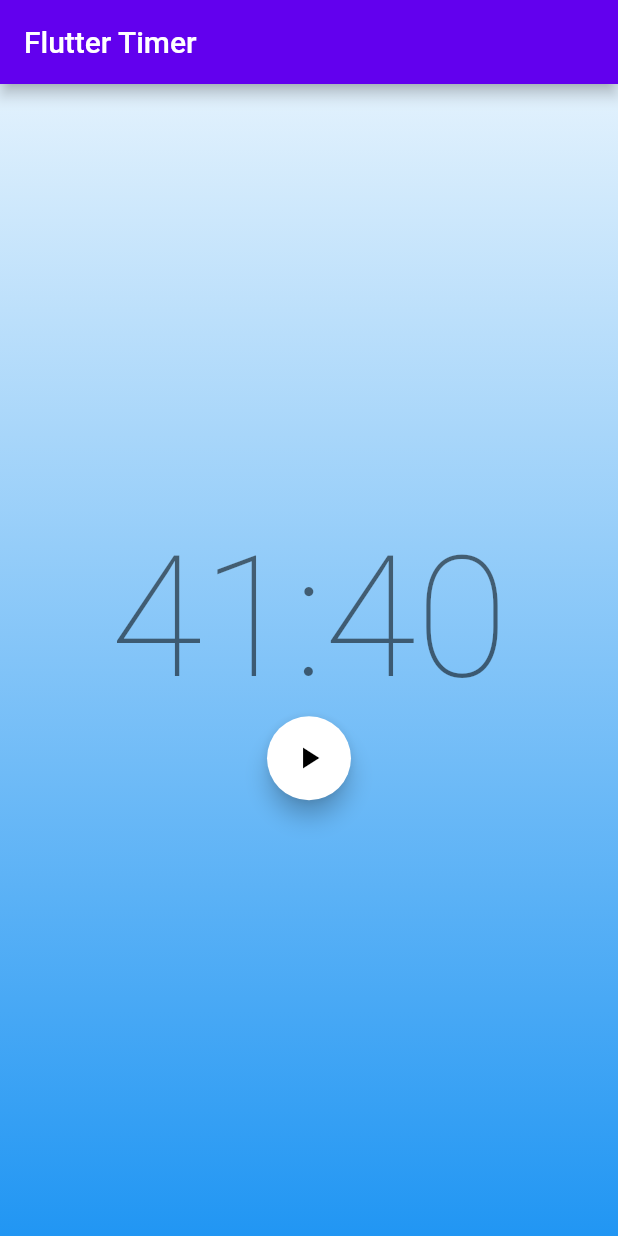
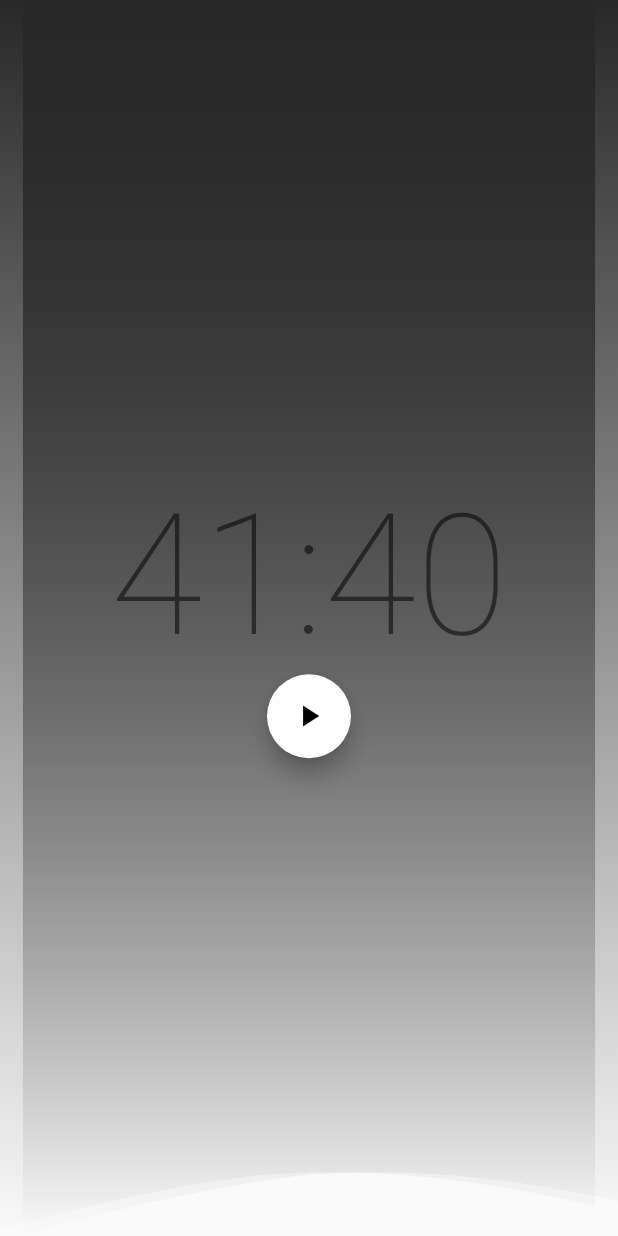
Before and after one commit to YadavGulshan/TimerApp, a Flutter app: the screen it shows after launch, on a phone screen of 412 x 824 dp. Run offline on Flutter 3.47's test engine with Material 2 defaults, Android fonts, the phone set to English and light mode, and no system bars; our stand-ins replace bloc, equatable, flutter_bloc.

Commit message:
Added some const

```diff
--- a/lib/src/timer/view/actions.dart
+++ b/lib/src/timer/view/actions.dart
@@ -14,7 +14,7 @@ class ActionButtons extends StatelessWidget {
           children: [
             if (state is TimerInitial) ...[
               FloatingActionButton(
-                child: Icon(Icons.play_arrow),
+                child: const Icon(Icons.play_arrow),
                 onPressed: () => context
                     .read<TimerBloc>()
                     .add(TimerStarted(duration: state.duration)),
@@ -22,28 +22,33 @@ class ActionButtons extends StatelessWidget {
             ],
             if (state is TimerRunInProgress) ...[
               FloatingActionButton(
-                child: Icon(Icons.pause),
-                onPressed: () => context.read<TimerBloc>().add(TimerPaused()),
+                child: const Icon(Icons.pause),
+                onPressed: () =>
+                    context.read<TimerBloc>().add(const TimerPaused()),
               ),
               FloatingActionButton(
-                child: Icon(Icons.replay),
-                onPressed: () => context.read<TimerBloc>().add(TimerReset()),
+                child: const Icon(Icons.replay),
+                onPressed: () =>
+                    context.read<TimerBloc>().add(const TimerReset()),
               ),
             ],
             if (state is TimerRunPause) ...[
               FloatingActionButton(
-                child: Icon(Icons.play_arrow),
-                onPressed: () => context.read<TimerBloc>().add(TimerResumed()),
+                child: const Icon(Icons.play_arrow),
+                onPressed: () =>
+                    context.read<TimerBloc>().add(const TimerResumed()),
               ),
               FloatingActionButton(
-                child: Icon(Icons.replay),
-                onPressed: () => context.read<TimerBloc>().add(TimerReset()),
+                child: const Icon(Icons.replay),
+                onPressed: () =>
+                    context.read<TimerBloc>().add(const TimerReset()),
               ),
             ],
             if (state is TimerRunComplete) ...[
               FloatingActionButton(
-                child: Icon(Icons.replay),
-                onPressed: () => context.read<TimerBloc>().add(TimerReset()),
+                child: const Icon(Icons.replay),
+                onPressed: () =>
+                    context.read<TimerBloc>().add(const TimerReset()),
               ),
             ]
           ],
--- /dev/null
+++ b/lib/src/timer/view/animation/animation.dart
@@ -0,0 +1,2 @@
+export 'tools/wave.dart';
+export 'tools/animation.dart';
--- /dev/null
+++ b/lib/src/timer/view/animation/tools/animation.dart
@@ -0,0 +1,42 @@
+import 'package:flutter/material.dart';
+import 'package:timer/src/timer/view/background.dart';
+
+class MyWaveAnimation extends StatefulWidget {
+  const MyWaveAnimation({Key? key}) : super(key: key);
+
+  @override
+  _MyWaveAnimationState createState() => _MyWaveAnimationState();
+}
+
+class _MyWaveAnimationState extends State<MyWaveAnimation>
+    with SingleTickerProviderStateMixin {
+  late AnimationController _controller;
+  late Animation<double> animation;
+
+  @override
+  void initState() {
+    super.initState();
+    _controller = AnimationController(
+      vsync: this,
+      duration: const Duration(seconds: 3),
+      animationBehavior: AnimationBehavior.preserve,
+      reverseDuration: const Duration(seconds: 3),
+    )..repeat(reverse: true);
+
+    animation = Tween<double>(begin: -100, end: 1).animate(CurvedAnimation(
+      parent: _controller,
+      curve: Curves.decelerate,
+    ));
+  }
+
+  @override
+  void dispose() {
+    super.dispose();
+    _controller.dispose();
+  }
+
+  @override
+  Widget build(BuildContext context) {
+    return Background(animation);
+  }
+}
--- /dev/null
+++ b/lib/src/timer/view/animation/tools/wave.dart
@@ -0,0 +1,32 @@
+// Wave animation goes here.
+
+import 'package:flutter/material.dart';
+
+class Wave extends CustomClipper<Path> {
+  @override
+  Path getClip(Size size) {
+    var path = Path();
+    path.lineTo(0.0, size.height);
+
+    var firstControlPoint = Offset(size.width / 4, size.height - 30);
+    var firstEndPoint = Offset(size.width / 2.25, size.height - 40);
+    path.quadraticBezierTo(firstControlPoint.dx, firstControlPoint.dy,
+        firstEndPoint.dx, firstEndPoint.dy);
+
+    var secondControlPoint =
+        Offset(size.width - (size.width / 3.25), size.height - 50);
+    var secondEndPoint = Offset(size.width, size.height - 20);
+    path.quadraticBezierTo(secondControlPoint.dx, secondControlPoint.dy,
+        secondEndPoint.dx, secondEndPoint.dy);
+
+    path.lineTo(size.width, size.height - 40);
+    path.lineTo(size.width, 0.0);
+    path.close();
+    return path;
+  }
+
+  @override
+  bool shouldReclip(covariant CustomClipper<Path> oldClipper) {
+    return false;
+  }
+}
--- a/lib/src/timer/view/background.dart
+++ b/lib/src/timer/view/background.dart
@@ -1,20 +1,63 @@
 import 'package:flutter/material.dart';
+import 'package:timer/src/timer/view/animation/tools/wave.dart';
+import 'dart:math';
 
-class Background extends StatelessWidget {
-  const Background({Key? key}) : super(key: key);
+class Background extends AnimatedWidget {
+  final Animation<double> animation;
+  Background(this.animation, {Key? key})
+      : super(listenable: animation, key: key);
+  final Color backgroundColor = getRandomColor();
   @override
   Widget build(BuildContext context) {
-    return Container(
+    return Stack(
+      children: [
+        Positioned(
+          right: animation.value,
+          child: ClipPath(
+            clipper: Wave(),
+            child: Container(
+              height: MediaQuery.of(context).size.height,
+              width: MediaQuery.of(context).size.width,
               decoration: BoxDecoration(
                 gradient: LinearGradient(
                   begin: Alignment.topCenter,
                   end: Alignment.bottomCenter,
                   colors: [
-            Colors.blue.shade50,
-            Colors.blue.shade500,
+                    backgroundColor,
+                    backgroundColor.withOpacity(0.0),
                   ],
                 ),
               ),
+            ),
+          ),
+        ),
+        Positioned(
+          left: animation.value,
+          child: ClipPath(
+            clipper: Wave(),
+            child: Container(
+              height: MediaQuery.of(context).size.height,
+              width: MediaQuery.of(context).size.width,
+              decoration: BoxDecoration(
+                gradient: LinearGradient(
+                  begin: Alignment.topCenter,
+                  end: Alignment.bottomCenter,
+                  colors: [
+                    backgroundColor,
+                    backgroundColor.withOpacity(0.0),
+                  ],
+                ),
+              ),
+            ),
+          ),
+        ),
+      ],
     );
   }
 }
+
+// Function that will generate a random color
+Color getRandomColor() {
+  return Color.fromARGB(
+      255, Random().nextInt(255), Random().nextInt(255), Random().nextInt(255));
+}
--- a/lib/src/timer/view/timer_page.dart
+++ b/lib/src/timer/view/timer_page.dart
@@ -4,7 +4,7 @@ import 'package:timer/src/ticker.dart';
 import 'package:timer/src/timer/timer.dart';
 
 import 'actions.dart';
-import 'background.dart';
+import 'animation/animation.dart';
 
 class TimerPage extends StatelessWidget {
   const TimerPage({Key? key}) : super(key: key);
@@ -15,6 +15,7 @@ class TimerPage extends StatelessWidget {
       create: (_) => TimerBloc(ticker: const Ticker()),
       child: const TimerView(),
     );
+    // return const MyWaveAnimation();
   }
 }
 
@@ -24,12 +25,10 @@ class TimerView extends StatelessWidget {
   @override
   Widget build(BuildContext context) {
     return Scaffold(
-      appBar: AppBar(
-        title: const Text('Flutter Timer'),
-      ),
       body: Stack(
         children: [
-          Background(),
+          // Background(),
+          const MyWaveAnimation(),
           Column(
             mainAxisAlignment: MainAxisAlignment.center,
             crossAxisAlignment: CrossAxisAlignment.center,
```
Lines whose indentation alone changed are shown as unchanged.
